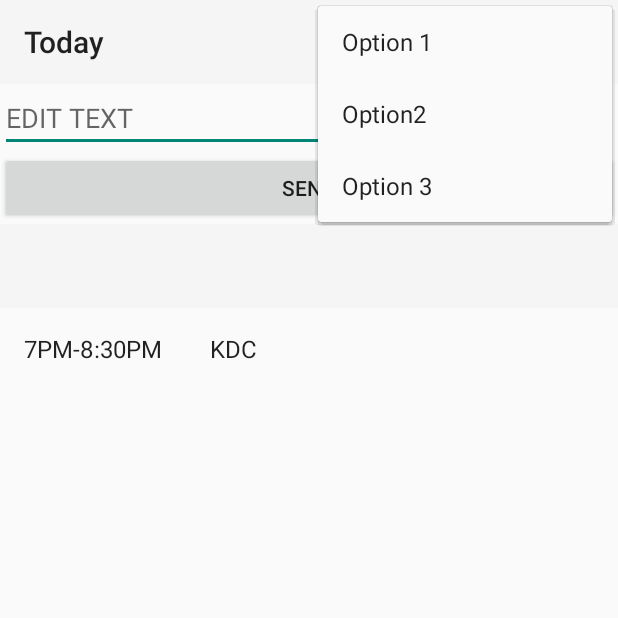
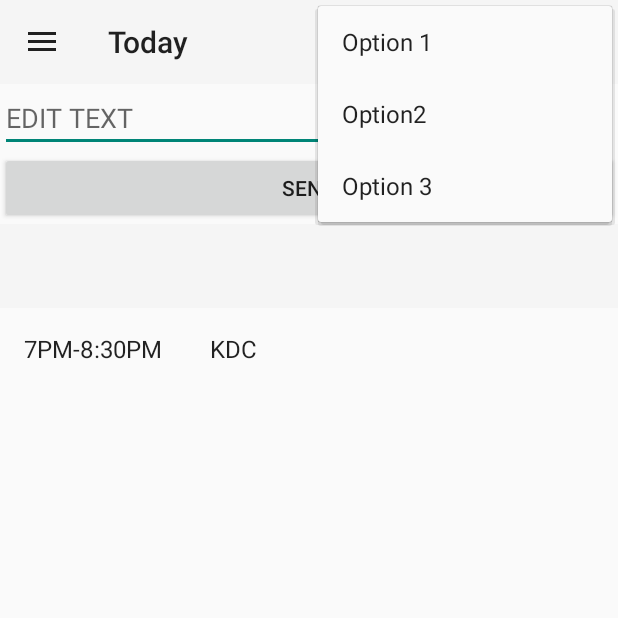
Before and after one commit to cynthia-r/dancing-day, an Android app: the screen it shows after launch (TodayActivity), with the options menu open, on a phone screen of 412 x 824 dp, the top half of it. Run offline under Robolectric (Android 15) with nearby library versions, the light colour scheme and no system bars.

Commit message:
Add navigation icon in app bar

```diff
--- a/app/src/main/java/com/cynthiar/dancingday/TodayActivity.java
+++ b/app/src/main/java/com/cynthiar/dancingday/TodayActivity.java
@@ -1,11 +1,13 @@
 package com.cynthiar.dancingday;
 
 import android.app.FragmentManager;
+import android.content.res.Configuration;
 import android.os.Bundle;
 import android.support.v4.app.Fragment;
 import android.support.v4.app.FragmentActivity;
 import android.support.v4.app.FragmentTransaction;
 import android.support.v4.widget.DrawerLayout;
+import android.support.v7.app.ActionBarDrawerToggle;
 import android.support.v7.app.AppCompatActivity;
 import android.support.v7.widget.LinearLayoutManager;
 import android.support.v7.widget.RecyclerView;
@@ -29,6 +31,9 @@ public class TodayActivity extends AppCompatActivity {
     private ListView mDrawerList;
 
     private Toolbar myToolbar;
+    private ActionBarDrawerToggle mDrawerToggle;
+    private String mTitle;
+    private String mDrawerTitle = "Timeframes";
 
     @Override
     protected void onCreate(Bundle savedInstanceState) {
@@ -36,8 +41,9 @@ public class TodayActivity extends AppCompatActivity {
         setContentView(R.layout.activity_today);
 
         // Setup toolbar
+        mTitle = "Today";
         myToolbar = (Toolbar) findViewById(R.id.my_toolbar);
-        myToolbar.setTitle("Today");
+        myToolbar.setTitle(mTitle);
         setSupportActionBar(myToolbar);
 
         // Setup navigation drawer
@@ -45,16 +51,55 @@ public class TodayActivity extends AppCompatActivity {
         mDrawerLayout = (DrawerLayout) findViewById(R.id.drawer_layout);
         mDrawerList = (ListView) findViewById(R.id.left_drawer);
 
-        // Set the adapter for the list view
+        // Set the adapter for the drawer list view
         mDrawerList.setAdapter(new ArrayAdapter<String>(this,
                 R.layout.drawer_list_item, timeFrames));
         // Set the list's click listener
         mDrawerList.setOnItemClickListener(new DrawerItemClickListener());
 
+        // Setup drawer toggle
+        mDrawerToggle = new ActionBarDrawerToggle(
+                this,                  /* host Activity */
+                mDrawerLayout,         /* DrawerLayout object */
+                R.string.drawer_open,  /* "open drawer" description */
+                R.string.drawer_close  /* "close drawer" description */
+        ) {
+
+            /** Called when a drawer has settled in a completely closed state. */
+            public void onDrawerClosed(View view) {
+                super.onDrawerClosed(view);
+                getSupportActionBar().setTitle(mTitle);
+            }
+
+            /** Called when a drawer has settled in a completely open state. */
+            public void onDrawerOpened(View drawerView) {
+                super.onDrawerOpened(drawerView);
+                getSupportActionBar().setTitle(mDrawerTitle);
+            }
+        };
+
+        // Set the drawer toggle as the DrawerListener
+        mDrawerLayout.setDrawerListener(mDrawerToggle);
+
+        getSupportActionBar().setDisplayHomeAsUpEnabled(true);
+        getSupportActionBar().setHomeButtonEnabled(true);
 
         // Add the fragment to the 'fragment_container' FrameLayout
         SingleDayFragment firstFragment = new SingleDayFragment();
         getSupportFragmentManager().beginTransaction().add(R.id.fragment_frame, firstFragment).commit();
+    }
+
+    @Override
+    protected void onPostCreate(Bundle savedInstanceState) {
+        super.onPostCreate(savedInstanceState);
+        // Sync the toggle state after onRestoreInstanceState has occurred.
+        mDrawerToggle.syncState();
+    }
+
+    @Override
+    public void onConfigurationChanged(Configuration newConfig) {
+        super.onConfigurationChanged(newConfig);
+        mDrawerToggle.onConfigurationChanged(newConfig);
     }
 
     @Override
@@ -66,6 +111,12 @@ public class TodayActivity extends AppCompatActivity {
 
     @Override
     public boolean onOptionsItemSelected(MenuItem item) {
+        // Pass the event to ActionBarDrawerToggle, if it returns
+        // true, then it has handled the app icon touch event
+        if (mDrawerToggle.onOptionsItemSelected(item)) {
+            return true;
+        }
+
         // Handle action bar item clicks here. The action bar will
         // automatically handle clicks on the Home/Up button, so long
         // as you specify a parent activity in AndroidManifest.xml.
@@ -75,6 +126,7 @@ public class TodayActivity extends AppCompatActivity {
         if (id == R.id.action_settings) {
             return true;
         }
+
         return super.onOptionsItemSelected(item);
     }
 
@@ -126,7 +178,7 @@ public class TodayActivity extends AppCompatActivity {
 
     @Override
     public void setTitle(CharSequence title) {
-        //mTitle = title;
+        mTitle = title.toString();
         myToolbar.setTitle(title);
     }
 
--- a/app/src/main/res/values/strings.xml
+++ b/app/src/main/res/values/strings.xml
@@ -5,4 +5,6 @@
         <item>Tomorrow</item>
         <item>Next 7 days</item>
     </string-array>
+    <string name="drawer_open">Open the drawer</string>
+    <string name="drawer_close">Close the drawer</string>
 </resources>
```
Also changed, not shown: app/src/main/res/drawable/ic_drawer.png (added).
